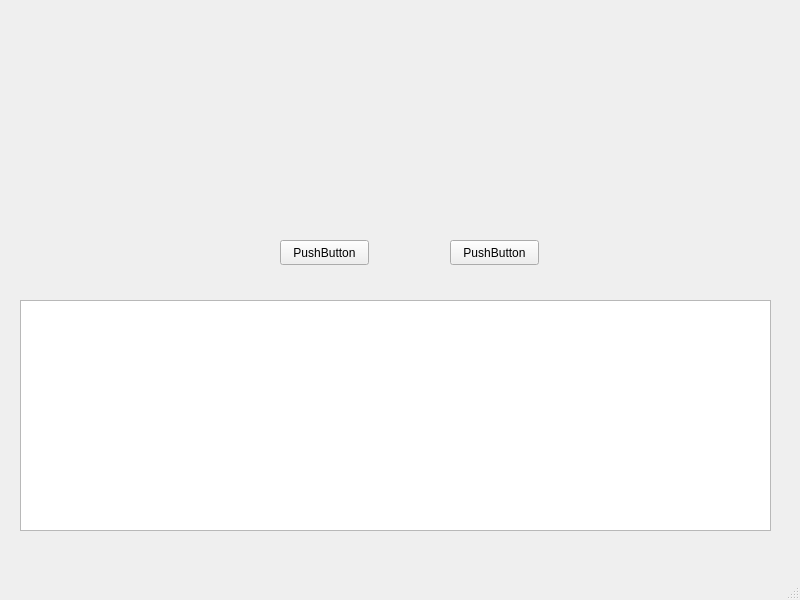
comradez/MyDouDizhu, file mainwindow.ui: the form before one commit.
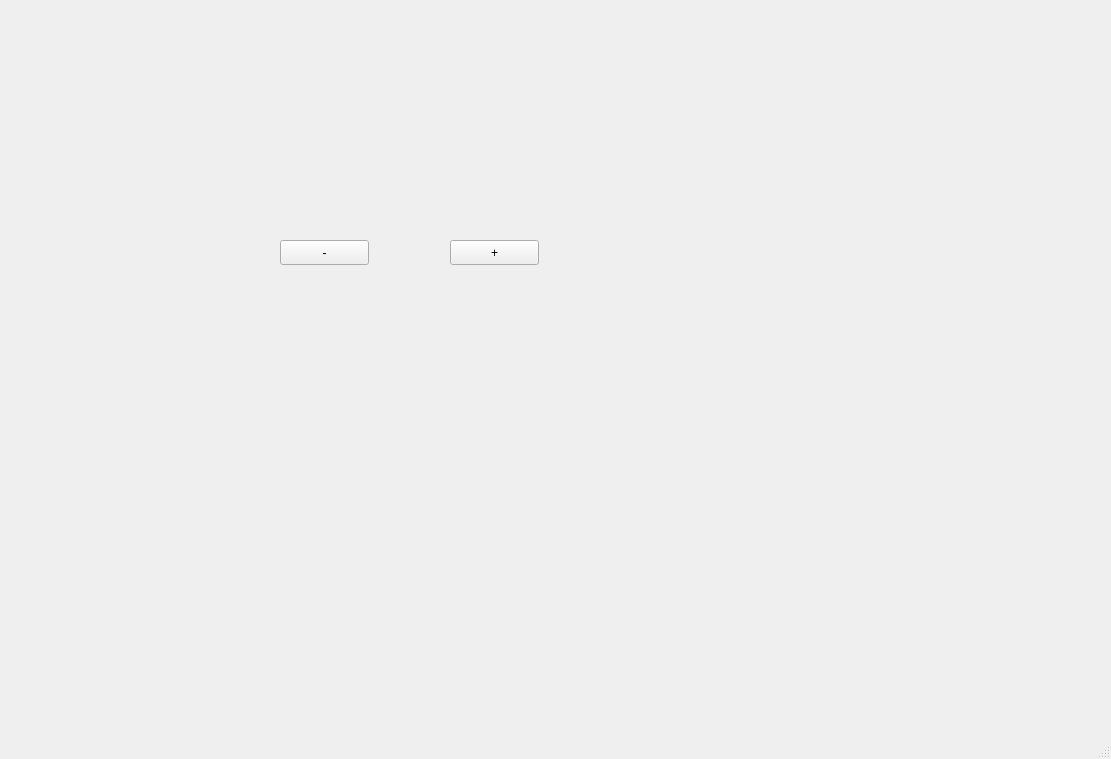
The form after the commit.

The edit to the form file:
```diff
--- a/mainwindow.ui
+++ b/mainwindow.ui
@@ -6,24 +6,14 @@
    <rect>
     <x>0</x>
     <y>0</y>
-    <width>800</width>
-    <height>600</height>
+    <width>1111</width>
+    <height>759</height>
    </rect>
   </property>
   <property name="windowTitle">
    <string>MainWindow</string>
   </property>
   <widget class="QWidget" name="centralwidget">
-   <widget class="QGraphicsView" name="graphicsView">
-    <property name="geometry">
-     <rect>
-      <x>20</x>
-      <y>300</y>
-      <width>751</width>
-      <height>231</height>
-     </rect>
-    </property>
-   </widget>
    <widget class="QPushButton" name="pushButtonLandlord">
     <property name="geometry">
      <rect>
@@ -34,7 +24,7 @@
      </rect>
     </property>
     <property name="text">
-     <string>PushButton</string>
+     <string>+</string>
     </property>
    </widget>
    <widget class="QPushButton" name="pushButtonDecline">
@@ -47,7 +37,17 @@
      </rect>
     </property>
     <property name="text">
-     <string>PushButton</string>
+     <string>-</string>
+    </property>
+   </widget>
+   <widget class="QWidget" name="widget" native="true">
+    <property name="geometry">
+     <rect>
+      <x>70</x>
+      <y>370</y>
+      <width>661</width>
+      <height>131</height>
+     </rect>
     </property>
    </widget>
   </widget>
```
Left out of the diff: 2 changed lines with no effect on the pictures.
